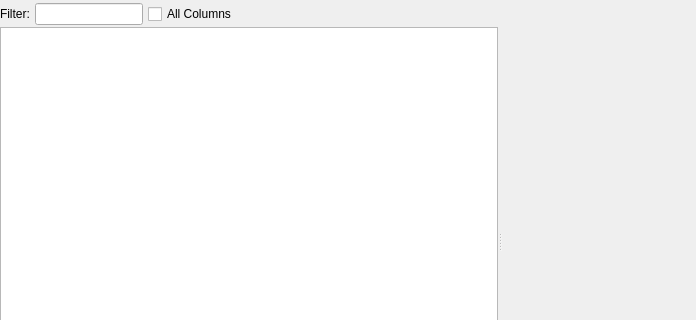
Before: the Qt Designer form src/gdxviewer/gdxviewer.ui in GAMS-dev/studio, drawn with Qt 5; both pictures show x 0 to 696 and y 0 to 320 of the 696 by 482 pixel window.
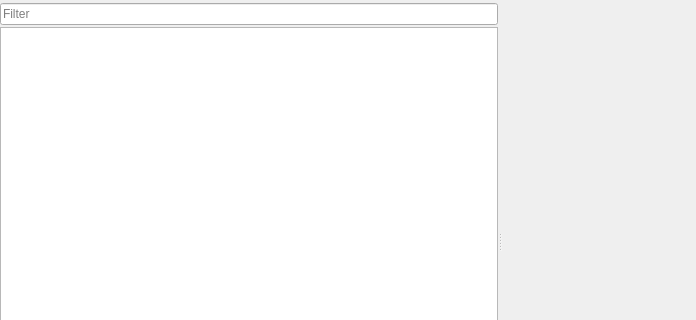
After: the same form once the commit is applied. Custom widgets are drawn as their Qt base class.

Commit message: extended FilterLineEdit functions and added icons

What changed in the file:
```diff
--- a/src/gdxviewer/gdxviewer.ui
+++ b/src/gdxviewer/gdxviewer.ui
@@ -52,23 +52,10 @@
         <number>0</number>
        </property>
        <item>
-        <layout class="QHBoxLayout" name="horizontalLayout" stretch="0,0,0,2">
+        <layout class="QHBoxLayout" name="horizontalLayout" stretch="1">
          <property name="spacing">
-          <number>5</number>
+          <number>4</number>
          </property>
-         <item>
-          <widget class="QLabel" name="label">
-           <property name="minimumSize">
-            <size>
-             <width>0</width>
-             <height>20</height>
-            </size>
-           </property>
-           <property name="text">
-            <string>Filter:</string>
-           </property>
-          </widget>
-         </item>
          <item>
           <widget class="gams::studio::FilterLineEdit" name="lineEdit">
            <property name="sizePolicy">
@@ -83,55 +70,14 @@
              <height>20</height>
             </size>
            </property>
-           <property name="maximumSize">
-            <size>
-             <width>250</width>
-             <height>16777215</height>
-            </size>
-           </property>
            <property name="toolTip">
             <string>&lt;html&gt;&lt;head/&gt;&lt;body&gt;&lt;p&gt;Search the symbol table using a &lt;span style=&quot; font-weight:600;&quot;&gt;wildcard &lt;/span&gt;syntax. The &lt;span style=&quot; font-weight:600;&quot;&gt;All Columns&lt;/span&gt; checkbox can be used to toggle between searching in the &lt;span style=&quot; font-weight:600;&quot;&gt;Name&lt;/span&gt; column only or in all columns.&lt;/p&gt;&lt;/body&gt;&lt;/html&gt;</string>
            </property>
-          </widget>
-         </item>
-         <item>
-          <widget class="QCheckBox" name="cbToggleSearch">
-           <property name="sizePolicy">
-            <sizepolicy hsizetype="Minimum" vsizetype="Preferred">
-             <horstretch>0</horstretch>
-             <verstretch>0</verstretch>
-            </sizepolicy>
+           <property name="placeholderText">
+            <string>Filter</string>
            </property>
-           <property name="minimumSize">
-            <size>
-             <width>0</width>
-             <height>20</height>
-            </size>
-           </property>
-           <property name="toolTip">
-            <string>&lt;html&gt;&lt;head/&gt;&lt;body&gt;&lt;p&gt;Toggle between searching in the &lt;span style=&quot; font-weight:600;&quot;&gt;Name &lt;/span&gt;column only or in all columns.&lt;/p&gt;&lt;/body&gt;&lt;/html&gt;</string>
-           </property>
-           <property name="text">
-            <string>All Columns</string>
-           </property>
           </widget>
          </item>
-         <item>
-          <spacer name="horizontalSpacer">
-           <property name="orientation">
-            <enum>Qt::Horizontal</enum>
-           </property>
-           <property name="sizeType">
-            <enum>QSizePolicy::MinimumExpanding</enum>
-           </property>
-           <property name="sizeHint" stdset="0">
-            <size>
-             <width>5</width>
-             <height>20</height>
-            </size>
-           </property>
-          </spacer>
-         </item>
         </layout>
        </item>
        <item>
```
The commit also changes 9 other files.
